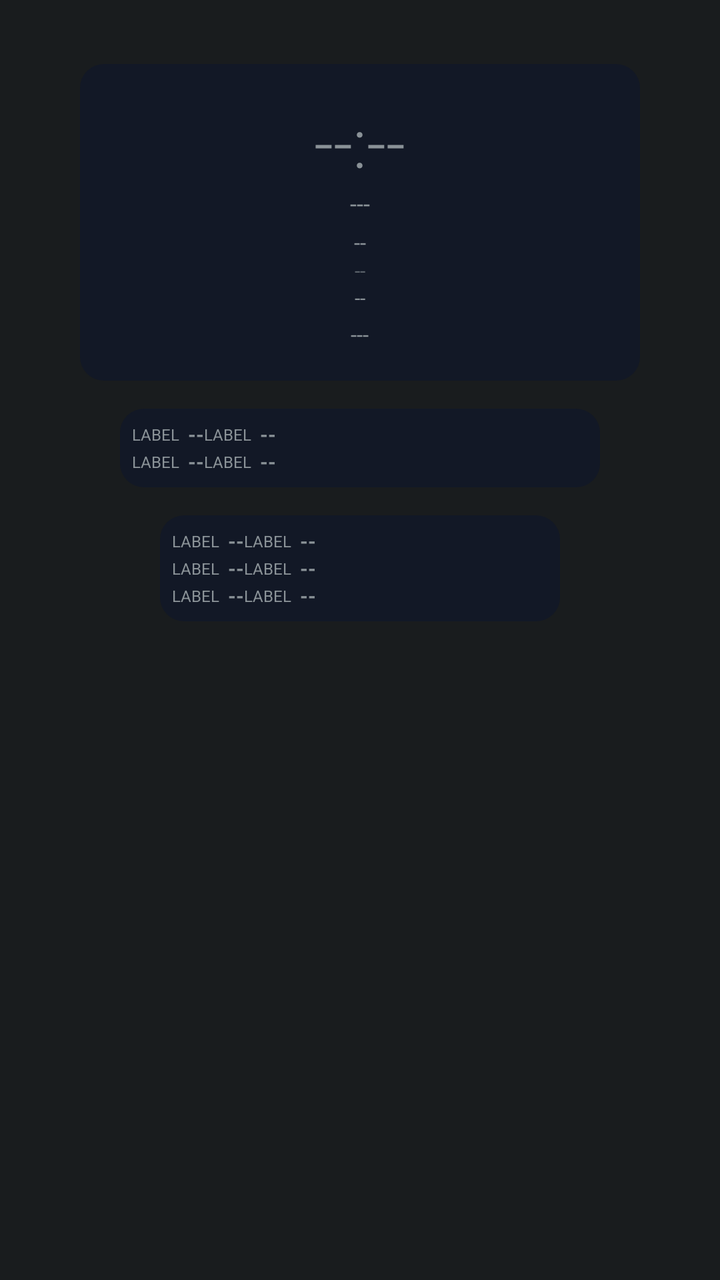
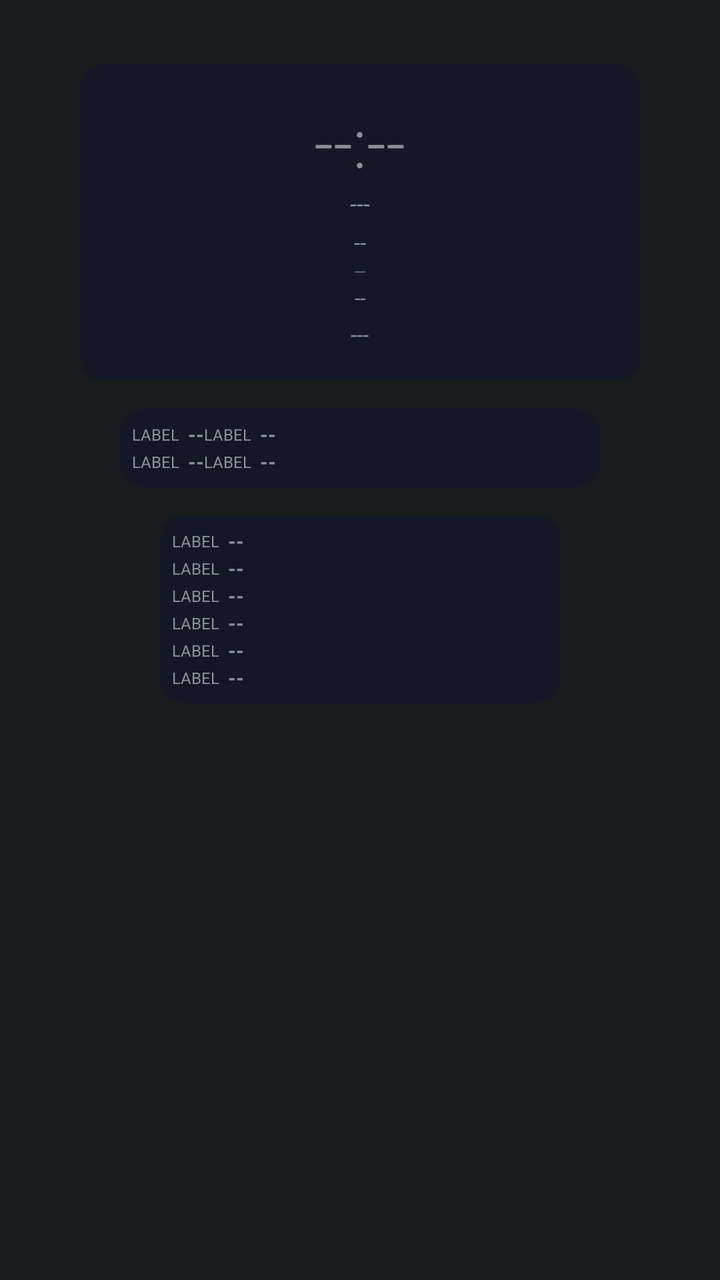

Two renders of the same Android screen: before a commit and after it. Below are the layout's source before the change and the commit's diff.
<!-- AndroidManifest.xml: application theme android:Theme.DeviceDefault.NoActionBar -->
<!-- res/layout/aod_layout_cascade.xml -->
<?xml version="1.0" encoding="utf-8"?>
<LinearLayout xmlns:android="http://schemas.android.com/apk/res/android"
    android:id="@+id/bg_root"
    android:layout_width="match_parent"
    android:layout_height="match_parent"
    android:orientation="vertical"
    android:gravity="center_horizontal"
    android:paddingTop="32dp">

    <LinearLayout
        android:id="@+id/panel_1"
        android:layout_width="280dp"
        android:layout_height="wrap_content"
        android:background="@drawable/aod_panel_bg"
        android:orientation="vertical"
        android:gravity="center"
        android:padding="16dp">

        <TextView
            android:id="@+id/clock"
            android:layout_width="wrap_content"
            android:layout_height="wrap_content"
            android:textSize="34sp"
            android:fontFamily="sans-serif-light"
            android:text="--:--" />

        <TextView
            android:id="@+id/date"
            android:layout_width="wrap_content"
            android:layout_height="wrap_content"
            android:textSize="12sp"
            android:text="---" />

        <TextView
            android:id="@+id/health_badge"
            android:layout_width="wrap_content"
            android:layout_height="wrap_content"
            android:textSize="11sp"
            android:textAllCaps="true"
            android:layout_marginTop="4dp"
            android:text="--" />

        <TextView
            android:id="@+id/perf_badge"
            android:layout_width="wrap_content"
            android:layout_height="wrap_content"
            android:textSize="10sp"
            android:alpha="0.6"
            android:text="--" />

        <TextView
            android:id="@+id/net_type_badge"
            android:layout_width="wrap_content"
            android:layout_height="wrap_content"
            android:textSize="10sp"
            android:text="--" />

        <TextView
            android:id="@+id/panchang"
            android:layout_width="wrap_content"
            android:layout_height="wrap_content"
            android:textSize="11sp"
            android:layout_marginTop="4dp"
            android:text="---" />

        <TextView
            android:id="@+id/muhurat_badge"
            android:layout_width="wrap_content"
            android:layout_height="wrap_content"
            android:textSize="11sp"
            android:textStyle="bold"
            android:visibility="gone"
            android:text="--" />
    </LinearLayout>

    <LinearLayout
        android:id="@+id/panel_2"
        android:layout_width="240dp"
        android:layout_height="wrap_content"
        android:layout_marginTop="14dp"
        android:background="@drawable/aod_panel_bg"
        android:orientation="horizontal"
        android:padding="6dp">

        <GridLayout
            android:layout_width="match_parent"
            android:layout_height="wrap_content"
            android:columnCount="2"
            android:rowCount="2">

            <include layout="@layout/aod_row_ticker" android:id="@+id/row0" />
            <include layout="@layout/aod_row_ticker" android:id="@+id/row1" />
            <include layout="@layout/aod_row_ticker" android:id="@+id/row2" />
            <include layout="@layout/aod_row_ticker" android:id="@+id/row3" />

        </GridLayout>
    </LinearLayout>

    <LinearLayout
        android:id="@+id/panel_3"
        android:layout_width="200dp"
        android:layout_height="wrap_content"
        android:layout_marginTop="14dp"
        android:background="@drawable/aod_panel_bg"
        android:orientation="horizontal"
        android:padding="6dp">

        <GridLayout
            android:layout_width="match_parent"
            android:layout_height="wrap_content"
            android:columnCount="2"
            android:rowCount="3">

            <include layout="@layout/aod_row_ticker" android:id="@+id/row4" />
            <include layout="@layout/aod_row_ticker" android:id="@+id/row5" />
            <include layout="@layout/aod_row_ticker" android:id="@+id/row6" />
            <include layout="@layout/aod_row_ticker" android:id="@+id/row7" />
            <include layout="@layout/aod_row_ticker" android:id="@+id/row8" />
            <include layout="@layout/aod_row_ticker" android:id="@+id/row9" />

        </GridLayout>
    </LinearLayout>

</LinearLayout>
<!-- res/layout/aod_row_ticker.xml (included above) -->
<?xml version="1.0" encoding="utf-8"?>
<LinearLayout xmlns:android="http://schemas.android.com/apk/res/android"
    android:layout_width="wrap_content"
    android:layout_height="wrap_content"
    android:layout_margin="6dp"
    android:orientation="horizontal"
    android:gravity="center_vertical">

    <TextView
        android:id="@+id/stat_label"
        android:layout_width="wrap_content"
        android:layout_height="wrap_content"
        android:textSize="8sp"
        android:textAllCaps="true"
        android:text="Label" />

    <TextView
        android:id="@+id/stat_value"
        android:layout_width="wrap_content"
        android:layout_height="wrap_content"
        android:layout_marginStart="4dp"
        android:textSize="10sp"
        android:textStyle="bold"
        android:text="--" />

</LinearLayout>
<!-- resources referenced by this layout -->
<resources>
  <!-- drawable aod_panel_bg (drawable) -->
  <?xml version="1.0" encoding="utf-8"?>
  <shape xmlns:android="http://schemas.android.com/apk/res/android">
      <solid android:color="#121826" />
      <corners android:radius="12dp" />
  </shape>
</resources>

<!-- the commit's change to res/layout/aod_layout_cascade.xml (unified diff, before → after) -->
@@ -108,8 +108,8 @@
         <GridLayout
             android:layout_width="match_parent"
             android:layout_height="wrap_content"
-            android:columnCount="2"
-            android:rowCount="3">
+            android:columnCount="1"
+            android:rowCount="6">
 
             <include layout="@layout/aod_row_ticker" android:id="@+id/row4" />
             <include layout="@layout/aod_row_ticker" android:id="@+id/row5" />
